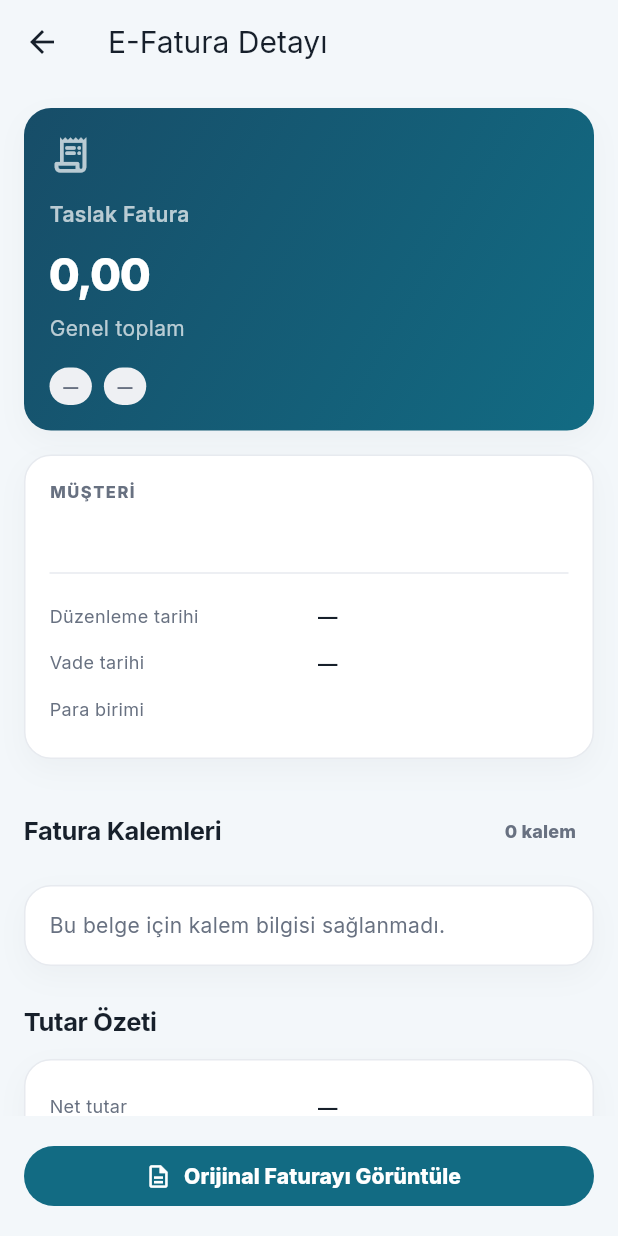
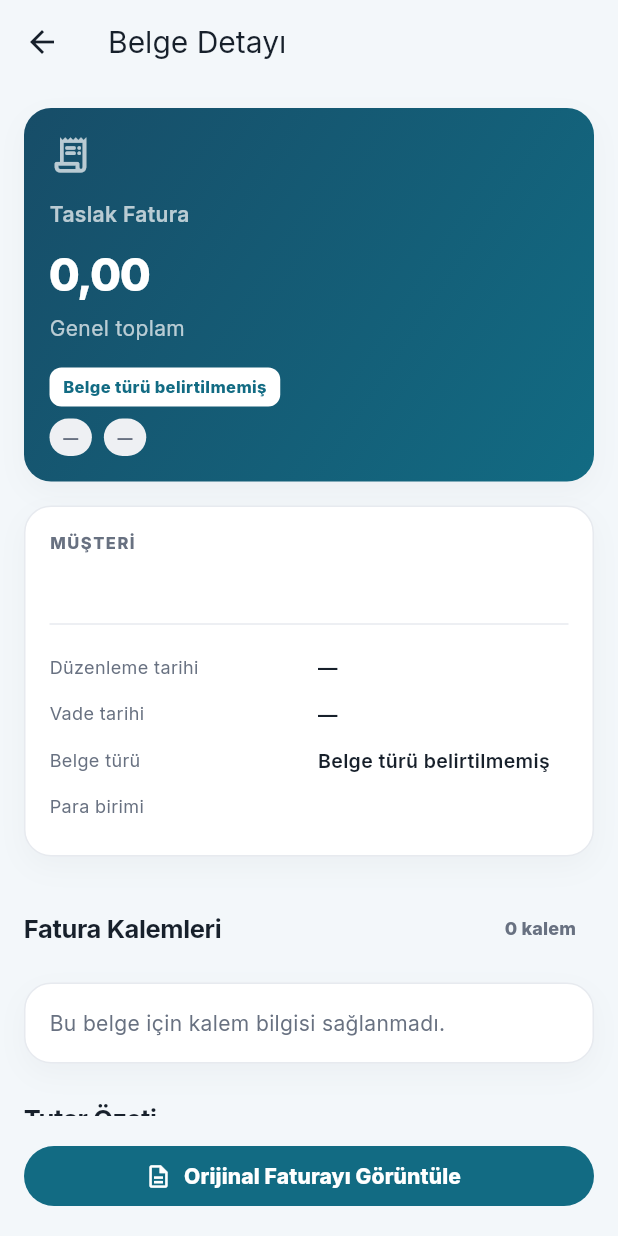
Before and after one commit to erolemir/finkit-mobile, a Flutter app: the ElectronicInvoicePage screen opened directly with empty values, on a phone screen of 412 x 824 dp. Run offline on Flutter 3.47's test engine with Material 3 defaults, Android fonts, the phone set to English and light mode, and no system bars; our stand-ins replace file_picker, flutter_local_notifications, google_fonts, package_info_plus, shared_preferences, timezone and 1 more; missing offline and left inert: workmanager; accounts and stored records are empty; network calls fail.

Commit message:
feat: show document types across invoice pages and descriptions

```diff
--- /dev/null
+++ b/lib/document_types.dart
@@ -0,0 +1,74 @@
+String _code(Object? value) => (value is String ? value : '')
+    .trim()
+    .toUpperCase()
+    .replaceAll('İ', 'I')
+    .replaceAll('Ş', 'S')
+    .replaceAll('Ü', 'U')
+    .replaceAll('Ğ', 'G')
+    .replaceAll('Ö', 'O')
+    .replaceAll('Ç', 'C')
+    .replaceAll(RegExp(r'[\s_-]'), '');
+
+const _documentLabels = {
+  'EINVOICE': 'E-Fatura',
+  'EFATURA': 'E-Fatura',
+  'EARCHIVE': 'E-Arşiv',
+  'EARSIV': 'E-Arşiv',
+  'EARSIVFATURA': 'E-Arşiv',
+  'ESMM': 'E-SMM',
+  'SERBESTMESLEKMAKBUZU': 'E-SMM',
+  'MM': 'E-Müstahsil',
+  'EMM': 'E-Müstahsil',
+  'CREDITNOTE': 'E-Müstahsil',
+  'MUSTAHSILMAKBUZU': 'E-Müstahsil',
+  'EDESPATCH': 'E-İrsaliye',
+  'EIRSALIYE': 'E-İrsaliye',
+  'DESPATCHADVICE': 'E-İrsaliye',
+};
+
+String documentTypeLabel(Map<String, dynamic> document) {
+  for (final field in ['document_type', 'documentType']) {
+    final label = _documentLabels[_code(document[field])];
+    if (label != null) return label;
+  }
+  final profile = _code(
+    document['profile'] ?? document['profile_id'] ?? document['profileId'],
+  );
+  if (profile == 'EARSIVFATURA') return 'E-Arşiv';
+  if (profile == 'TEMELFATURA' || profile == 'TICARIFATURA') return 'E-Fatura';
+  if (profile == 'TEMELIRSALIYE') return 'E-İrsaliye';
+  final source = _code(document['source_type']);
+  if (_documentLabels.containsKey(source)) return _documentLabels[source]!;
+  if (_code(document['document_type'] ?? document['documentType']) == 'AUTO') {
+    return 'Belge türü bekleniyor';
+  }
+  if (source == 'MANUAL' && document['e_document_uuid'] == null) {
+    return 'Manuel kayıt';
+  }
+  return 'Belge türü belirtilmemiş';
+}
+
+String? invoiceKindLabel(Map<String, dynamic> document) =>
+    const {
+      'SATIS': 'Satış',
+      'ALIS': 'Alış',
+      'IADE': 'İade',
+      'TEVKIFAT': 'Tevkifat',
+      'ISTISNA': 'İstisna',
+      'IHRACKAYITLI': 'İhraç kayıtlı',
+      'OZELMATRAH': 'Özel matrah',
+    }[_code(
+      document['invoice_type'] ??
+          document['invoiceType'] ??
+          document['documentTypeCode'],
+    )];
+
+String? invoiceProfileLabel(Map<String, dynamic> document) =>
+    const {
+      'TEMELFATURA': 'Temel fatura',
+      'TICARIFATURA': 'Ticari fatura',
+      'EARSIVFATURA': 'E-Arşiv fatura',
+      'TEMELIRSALIYE': 'Temel irsaliye',
+    }[_code(
+      document['profile'] ?? document['profile_id'] ?? document['profileId'],
+    )];
--- a/lib/pages/dashboard_page.dart
+++ b/lib/pages/dashboard_page.dart
@@ -279,6 +279,7 @@ class _DashboardPageState extends State<DashboardPage> {
                           value: '+${moneyText(invoice['gross_amount'])}',
                           positive: true,
                           status: invoice['payment_status']?.toString(),
+                          document: invoice,
                           onTap: () =>
                               openInvoiceDetail(context, widget.api, invoice),
                         ),
--- a/lib/pages/electronic_invoice_page.dart
+++ b/lib/pages/electronic_invoice_page.dart
@@ -3,6 +3,7 @@ import 'package:webview_flutter/webview_flutter.dart';
 
 import '../api_client.dart';
 import '../theme.dart';
+import '../document_types.dart';
 import 'invoice_detail_page.dart';
 
 class ElectronicInvoicePage extends StatelessWidget {
@@ -25,7 +26,13 @@ class ElectronicInvoicePage extends StatelessWidget {
         : invoice['uuid'];
     return Scaffold(
       backgroundColor: FinkitColors.canvas,
-      appBar: AppBar(title: const Text('E-Fatura Detayı')),
+      appBar: AppBar(
+        title: Text(
+          documentTypeLabel(invoice).startsWith('Belge türü')
+              ? 'Belge Detayı'
+              : '${documentTypeLabel(invoice)} Detayı',
+        ),
+      ),
       body: ListView(
         padding: const EdgeInsets.all(16),
         children: [
--- a/lib/pages/invoice_detail_page.dart
+++ b/lib/pages/invoice_detail_page.dart
@@ -368,6 +368,8 @@ class InvoiceContent extends StatelessWidget {
                 style: TextStyle(color: Colors.white70),
               ),
               const SizedBox(height: 16),
+              DocumentTypeBadges(document: invoice, dark: true),
+              const SizedBox(height: 8),
               Wrap(
                 spacing: 8,
                 runSpacing: 8,
@@ -412,6 +414,11 @@ class InvoiceContent extends StatelessWidget {
               const Divider(height: 28),
               _InvoiceRow('Düzenleme tarihi', dateText(invoice['issue_date'])),
               _InvoiceRow('Vade tarihi', dateText(invoice['due_date'])),
+              _InvoiceRow('Belge türü', documentTypeLabel(invoice)),
+              if (invoiceKindLabel(invoice) != null)
+                _InvoiceRow('Fatura işlemi', invoiceKindLabel(invoice)!),
+              if (invoiceProfileLabel(invoice) != null)
+                _InvoiceRow('Senaryo', invoiceProfileLabel(invoice)!),
               _InvoiceRow('Para birimi', currency),
             ],
           ),
--- a/lib/pages/more_pages.dart
+++ b/lib/pages/more_pages.dart
@@ -522,6 +522,7 @@ class DespatchListPage extends StatelessWidget {
         emptyTitle: 'İrsaliye yok',
         emptyDescription: 'Kayıtlı e-irsaliye bulunmuyor.',
         itemBuilder: (context, item) => DataRowCard(
+          document: {'document_type': 'EDESPATCH', ...item},
           icon: Icons.local_shipping_outlined,
           title: _t(
             item['despatch_number'] ?? item['number'] ?? item['uuid'],
--- a/lib/widgets.dart
+++ b/lib/widgets.dart
@@ -4,6 +4,8 @@ import 'package:flutter/material.dart';
 import 'package:intl/intl.dart';
 
 import 'theme.dart';
+import 'document_types.dart';
+export 'document_types.dart';
 
 final _money = NumberFormat.currency(
   locale: 'tr_TR',
@@ -410,8 +412,10 @@ class DataRowCard extends StatelessWidget {
     this.status,
     this.positive,
     this.onTap,
+    this.document,
   });
 
+  final Map<String, dynamic>? document;
   final IconData icon;
   final String title;
   final String subtitle;
@@ -426,7 +430,10 @@ class DataRowCard extends StatelessWidget {
     return SurfaceCard(
       onTap: onTap,
       padding: const EdgeInsets.all(13),
-      child: Row(
+      child: Column(
+        crossAxisAlignment: CrossAxisAlignment.stretch,
+        children: [
+          Row(
             children: [
               Container(
                 width: 43,
@@ -493,6 +500,12 @@ class DataRowCard extends StatelessWidget {
                     ),
                 ],
               ),
+            ],
+          ),
+          if (document != null) ...[
+            const SizedBox(height: 10),
+            DocumentTypeBadges(document: document!),
+          ],
         ],
       ),
     );
@@ -842,3 +855,48 @@ class QuickTile extends StatelessWidget {
     );
   }
 }
+
+/// Type and business operation stay distinct from delivery/payment status.
+class DocumentTypeBadges extends StatelessWidget {
+  const DocumentTypeBadges({
+    super.key,
+    required this.document,
+    this.dark = false,
+  });
+  final Map<String, dynamic> document;
+  final bool dark;
+  @override
+  Widget build(BuildContext context) {
+    final type = documentTypeLabel(document);
+    final kind = invoiceKindLabel(document);
+    final color = type == 'E-Arşiv'
+        ? FinkitColors.violet
+        : FinkitColors.primary;
+    return Wrap(
+      spacing: 6,
+      runSpacing: 6,
+      children: [
+        for (final label in [type, if (kind != null) kind])
+          Container(
+            padding: const EdgeInsets.symmetric(horizontal: 9, vertical: 5),
+            decoration: BoxDecoration(
+              color: dark
+                  ? Colors.white
+                  : label == type
+                  ? color.withValues(alpha: .12)
+                  : const Color(0xFFEEF0F3),
+              borderRadius: BorderRadius.circular(8),
+            ),
+            child: Text(
+              label,
+              style: TextStyle(
+                fontSize: 11,
+                fontWeight: FontWeight.w800,
+                color: label == type ? color : FinkitColors.muted,
+              ),
+            ),
+          ),
+      ],
+    );
+  }
+}
--- a/pubspec.yaml
+++ b/pubspec.yaml
@@ -16,7 +16,7 @@ publish_to: 'none' # Remove this line if you wish to publish to pub.dev
 # https://developer.apple.com/library/archive/documentation/General/Reference/InfoPlistKeyReference/Articles/CoreFoundationKeys.html
 # In Windows, build-name is used as the major, minor, and patch parts
 # of the product and file versions while build-number is used as the build suffix.
-version: 1.7.0+8
+version: 1.7.1+9
 
 environment:
   sdk: ^3.13.3
```
Also changed, not shown: lib/api_client.dart (+14 -2 lines), lib/pages/accounting_pages.dart (+8 -4 lines), lib/pages/app_shell.dart (+5 -5 lines), lib/pages/data_pages.dart (+5 -3 lines), lib/pages/menu_page.dart (+9 -3 lines), lib/pages/platform_pages.dart (+12 -7 lines), 5 other files. Lines whose indentation alone changed are shown as unchanged.
